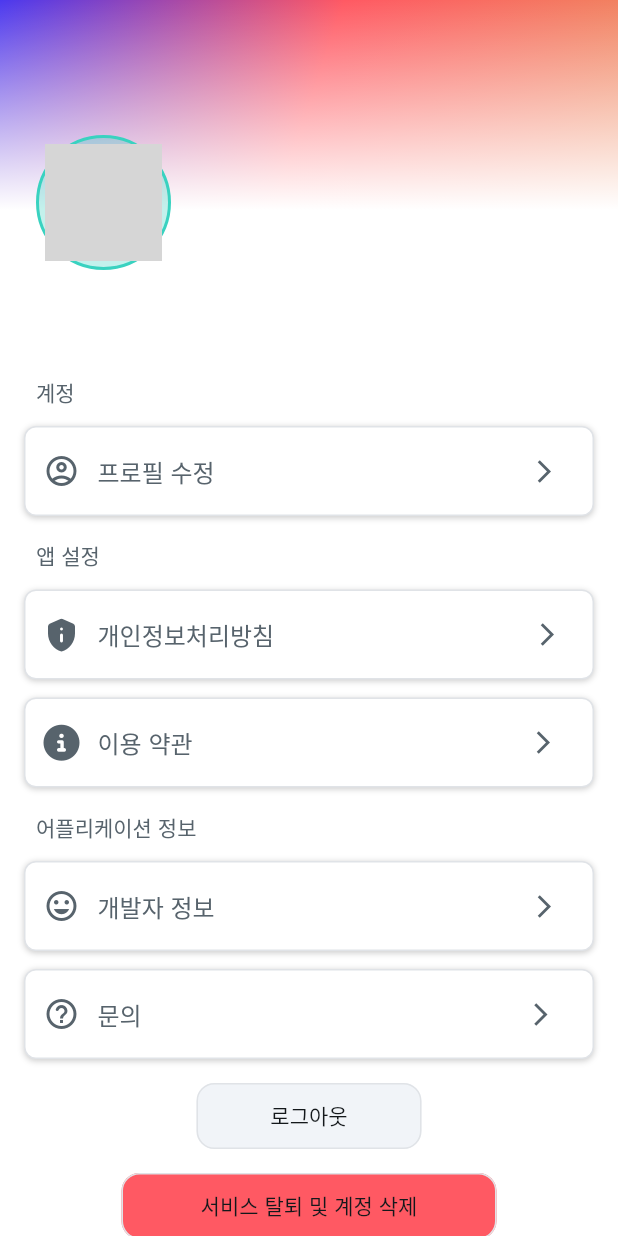
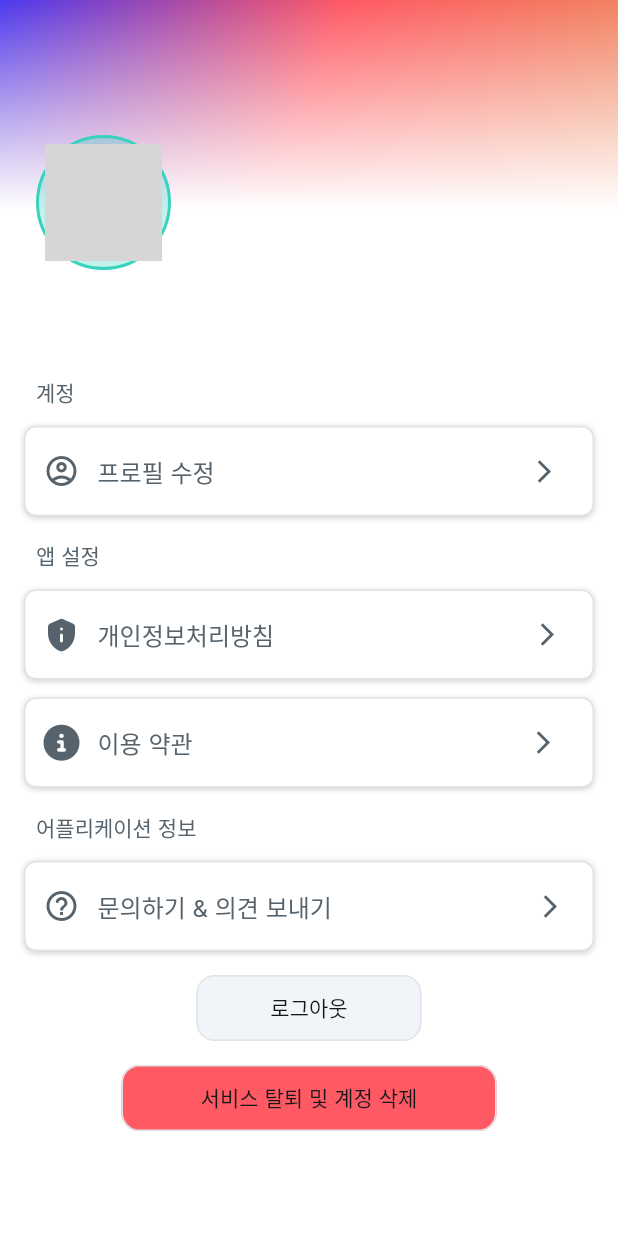
Before and after one commit to xndxndtl/FluterFlow_bookclub, a Flutter app: the FProfileWidget screen opened directly, on a phone screen of 412 x 824 dp. Run offline on Flutter 3.47's test engine with Material 3 defaults, Android fonts, the phone set to English and light mode, and no system bars; drawn by our look-alikes of auto_size_text, cached_network_image, flutter_animate; our stand-ins replace cloud_firestore, dropdown_button2, easy_debounce, equatable, file_picker, firebase_auth and 18 more; missing offline and left inert: algolia, json_path, mime_type, text_search; accounts and stored records are empty; network calls fail; grey boxes are pictures that could not be loaded.

Commit message:
2025.03.07_update_

```diff
--- a/lib/main.dart
+++ b/lib/main.dart
@@ -97,6 +97,7 @@ class _MyAppState extends State<MyApp> {
   @override
   Widget build(BuildContext context) {
     return MaterialApp.router(
+      debugShowCheckedModeBanner: false,
       title: 'bookclub',
       localizationsDelegates: [
         FFLocalizationsDelegate(),
--- a/lib/pages/a_page_list/b_create/b_create_model.dart
+++ b/lib/pages/a_page_list/b_create/b_create_model.dart
@@ -1,4 +1,5 @@
 import '/auth/firebase_auth/auth_util.dart';
+import '/backend/backend.dart';
 import '/flutter_flow/flutter_flow_animations.dart';
 import '/flutter_flow/flutter_flow_theme.dart';
 import '/flutter_flow/flutter_flow_util.dart';
@@ -7,6 +8,7 @@ import 'dart:math';
 import 'dart:ui';
 import '/index.dart';
 import 'b_create_widget.dart' show BCreateWidget;
+import 'package:cloud_firestore/cloud_firestore.dart';
 import 'package:flutter/gestures.dart';
 import 'package:flutter/material.dart';
 import 'package:flutter/scheduler.dart';
--- a/lib/pages/a_page_list/f_profile/f_profile_widget.dart
+++ b/lib/pages/a_page_list/f_profile/f_profile_widget.dart
@@ -515,19 +515,29 @@ class _FProfileWidgetState extends State<FProfileWidget>
                       ),
                       child: Padding(
                         padding: EdgeInsets.all(12.0),
+                        child: InkWell(
+                          splashColor: Colors.transparent,
+                          focusColor: Colors.transparent,
+                          hoverColor: Colors.transparent,
+                          highlightColor: Colors.transparent,
+                          onTap: () async {
+                            await launchURL(
+                                'https://longing-carriage-0d9.notion.site/1ab82265ccc680318a51d4eaccee6948?pvs=4');
+                          },
                           child: Row(
                             mainAxisSize: MainAxisSize.max,
                             children: [
                               Icon(
-                              Icons.tag_faces_outlined,
-                              color: FlutterFlowTheme.of(context).secondaryText,
+                                Icons.help_outline_rounded,
+                                color:
+                                    FlutterFlowTheme.of(context).secondaryText,
                                 size: 24.0,
                               ),
                               Padding(
                                 padding: EdgeInsetsDirectional.fromSTEB(
                                     12.0, 0.0, 0.0, 0.0),
                                 child: Text(
-                                '개발자 정보',
+                                  '문의하기 & 의견 보내기',
                                   style: FlutterFlowTheme.of(context)
                                       .labelLarge
                                       .override(
@@ -549,69 +559,6 @@ class _FProfileWidgetState extends State<FProfileWidget>
                               ),
                             ],
                           ),
-                      ),
-                    ),
-                  ),
-                  Padding(
-                    padding:
-                        EdgeInsetsDirectional.fromSTEB(16.0, 12.0, 16.0, 0.0),
-                    child: Container(
-                      width: double.infinity,
-                      height: 60.0,
-                      decoration: BoxDecoration(
-                        color: FlutterFlowTheme.of(context).secondaryBackground,
-                        boxShadow: [
-                          BoxShadow(
-                            blurRadius: 3.0,
-                            color: Color(0x33000000),
-                            offset: Offset(
-                              0.0,
-                              1.0,
-                            ),
-                          )
-                        ],
-                        borderRadius: BorderRadius.circular(8.0),
-                        shape: BoxShape.rectangle,
-                        border: Border.all(
-                          color: FlutterFlowTheme.of(context).alternate,
-                          width: 1.0,
-                        ),
-                      ),
-                      child: Padding(
-                        padding: EdgeInsets.all(12.0),
-                        child: Row(
-                          mainAxisSize: MainAxisSize.max,
-                          children: [
-                            Icon(
-                              Icons.help_outline_rounded,
-                              color: FlutterFlowTheme.of(context).secondaryText,
-                              size: 24.0,
-                            ),
-                            Padding(
-                              padding: EdgeInsetsDirectional.fromSTEB(
-                                  12.0, 0.0, 0.0, 0.0),
-                              child: Text(
-                                '문의',
-                                style: FlutterFlowTheme.of(context)
-                                    .labelLarge
-                                    .override(
-                                      fontFamily: 'Inter',
-                                      letterSpacing: 0.0,
-                                    ),
-                              ),
-                            ),
-                            Expanded(
-                              child: Align(
-                                alignment: AlignmentDirectional(0.9, 0.0),
-                                child: Icon(
-                                  Icons.arrow_forward_ios,
-                                  color: FlutterFlowTheme.of(context)
-                                      .secondaryText,
-                                  size: 18.0,
-                                ),
-                              ),
-                            ),
-                          ],
                         ),
                       ),
                     ),
--- a/lib/pages/d_book_club/d_0_create_club/da_create_club_form/da_create_club_form_widget.dart
+++ b/lib/pages/d_book_club/d_0_create_club/da_create_club_form/da_create_club_form_widget.dart
@@ -208,6 +208,11 @@ class _DaCreateClubFormWidgetState extends State<DaCreateClubFormWidget> {
                         return;
                       }
                     }
+
+                    await widget!.clubDoc!.reference
+                        .update(createClubsRecordData(
+                      clubImage: _model.uploadedFileUrl,
+                    ));
                   },
                   text: '클럽 이미지 등록',
                   options: FFButtonOptions(
--- a/pubspec.yaml
+++ b/pubspec.yaml
@@ -38,7 +38,6 @@ dependencies:
   collection: 1.19.0
   crypto: 3.0.6
   csslib: 0.17.3
-  dio: 5.8.0
   dropdown_button2: 2.3.9
   easy_debounce: 2.0.1
   encrypt: 5.0.3
```
Also changed, not shown: lib/pages/a_page_list/b_create/b_create_widget.dart (+18 -58 lines), lib/pages/d_book_club/d_a_home/d_db_club_home_comp/d_db_club_home_comp_widget.dart (+26 -16 lines), lib/pages/d_book_club/d_e_club_mgmt/d_e_club_mgmt/d_e_club_mgmt_widget.dart (+6 -1 lines), lib/pages/f_profile/faf_edit_profile_form/faf_edit_profile_form_widget.dart (+8 -12 lines), 1 other file. Lines whose indentation alone changed are shown as unchanged.
